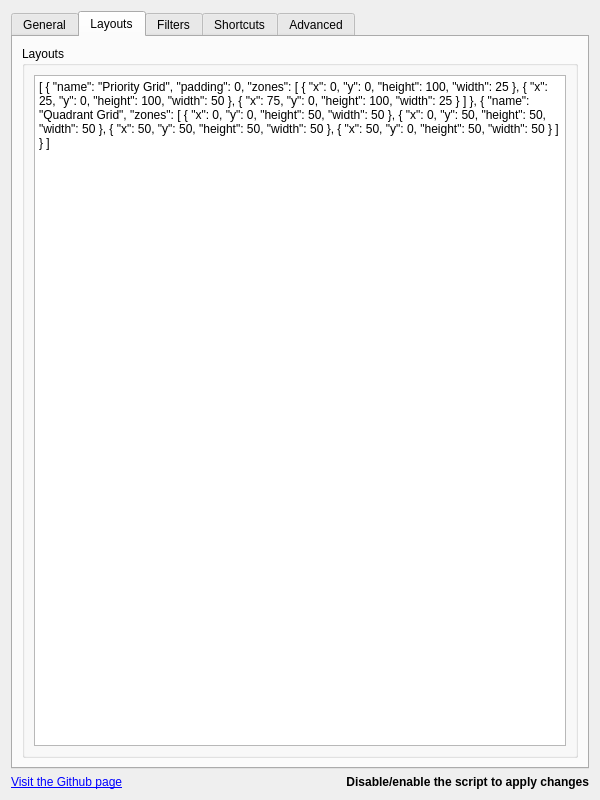
The window that src/contents/ui/config.ui (gerritdevriese/kzones) describes before a commit, drawn with Qt 5.
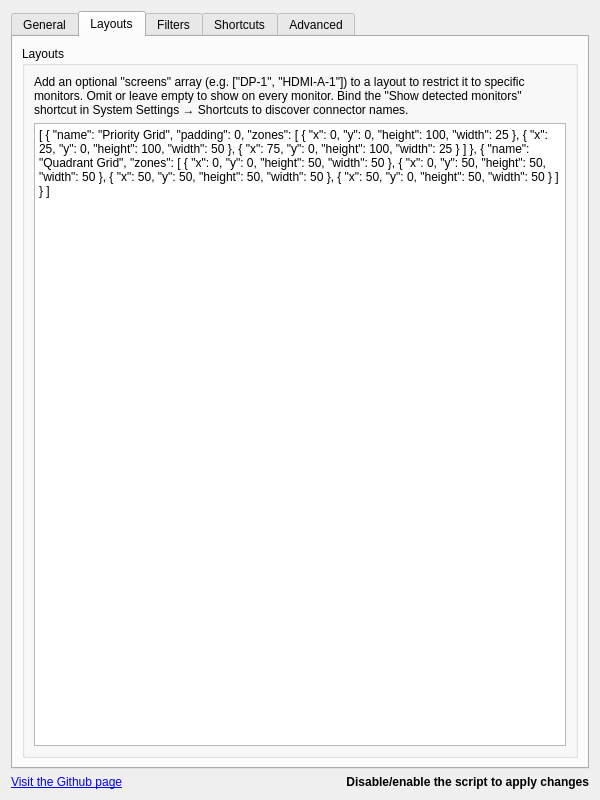
The same window after the commit. The open tabs and pages were chosen to show the change. Icons and pictures are not drawn.

Commit message: Added multi-monitor specifc layout support

```diff
--- a/src/contents/ui/config.ui
+++ b/src/contents/ui/config.ui
@@ -361,6 +361,16 @@
                     <string>Layouts</string>
                   </property>
                   <layout class="QVBoxLayout" name="verticalLayout_6">
+                    <item>
+                      <widget class="QLabel" name="label_layoutsScreensExplanation">
+                        <property name="text">
+                          <string>Add an optional &quot;screens&quot; array (e.g. [&quot;DP-1&quot;, &quot;HDMI-A-1&quot;]) to a layout to restrict it to specific monitors. Omit or leave empty to show on every monitor. Bind the &quot;Show detected monitors&quot; shortcut in System Settings → Shortcuts to discover connector names.</string>
+                        </property>
+                        <property name="wordWrap">
+                          <bool>true</bool>
+                        </property>
+                      </widget>
+                    </item>
                     <item>
                       <widget class="QPlainTextEdit" name="kcfg_layoutsJson">
                         <property name="plainText">
```
The commit also changes 7 other files.
